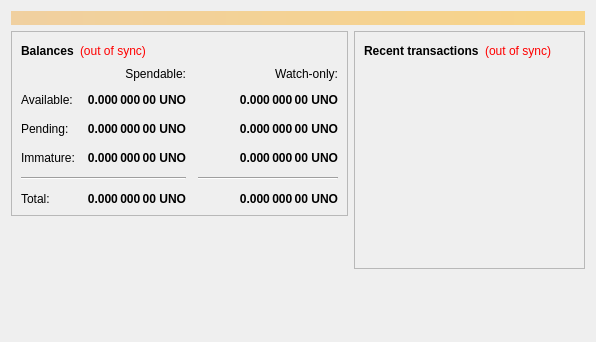
Before: the Qt Designer form src/qt/forms/overviewpage.ui in unobtanium-official/Unobtanium, drawn with Qt 5.
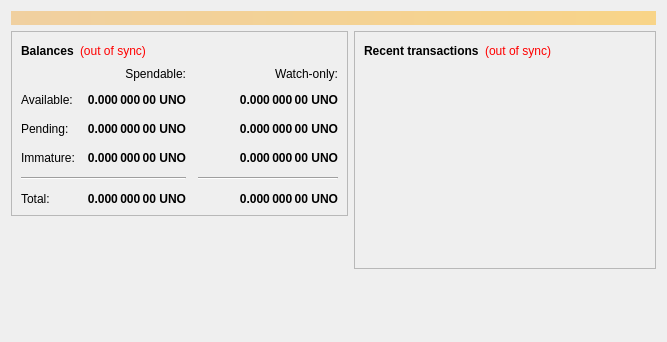
After: the same form once the commit is applied. Icons and pictures are not drawn.

The edit to the form file:
```diff
--- a/src/qt/forms/overviewpage.ui
+++ b/src/qt/forms/overviewpage.ui
@@ -6,7 +6,7 @@
    <rect>
     <x>0</x>
     <y>0</y>
-    <width>596</width>
+    <width>667</width>
     <height>342</height>
    </rect>
   </property>
```
Left out of the diff: 14 changed lines with no effect on the pictures.
